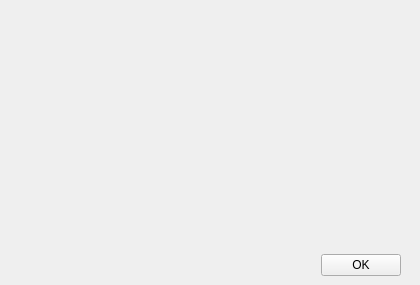
Old version of the form buttermanager/buttermanager/ui/ProblemsFoundWindow.ui in the repository egara/buttermanager.
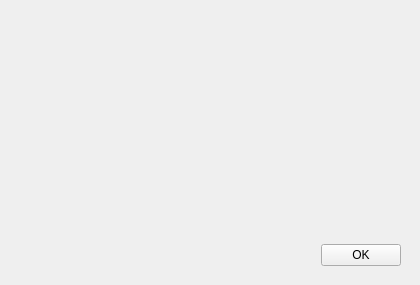
New version of the form.

Commit message: Changin a little bit all the layouts

```diff
--- a/buttermanager/buttermanager/ui/ProblemsFoundWindow.ui
+++ b/buttermanager/buttermanager/ui/ProblemsFoundWindow.ui
@@ -20,9 +20,15 @@
       <property name="leftMargin">
        <number>10</number>
       </property>
+      <property name="topMargin">
+       <number>10</number>
+      </property>
       <property name="rightMargin">
        <number>10</number>
       </property>
+      <property name="bottomMargin">
+       <number>10</number>
+      </property>
       <item>
        <widget class="QLabel" name="label_info">
         <property name="text">
```
The commit also changes 6 other files.
